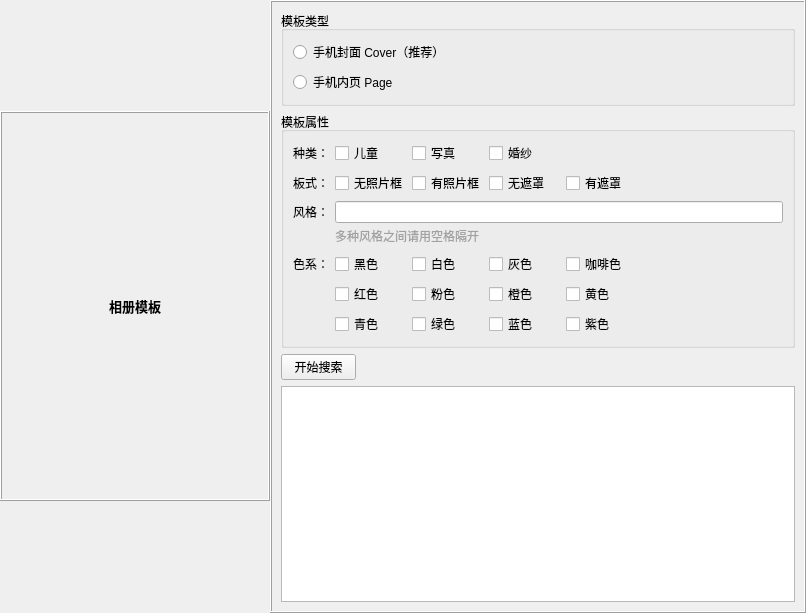
Old version of the form page/TemplatePageWidget.ui in the repository Onglu/AlbumTool.
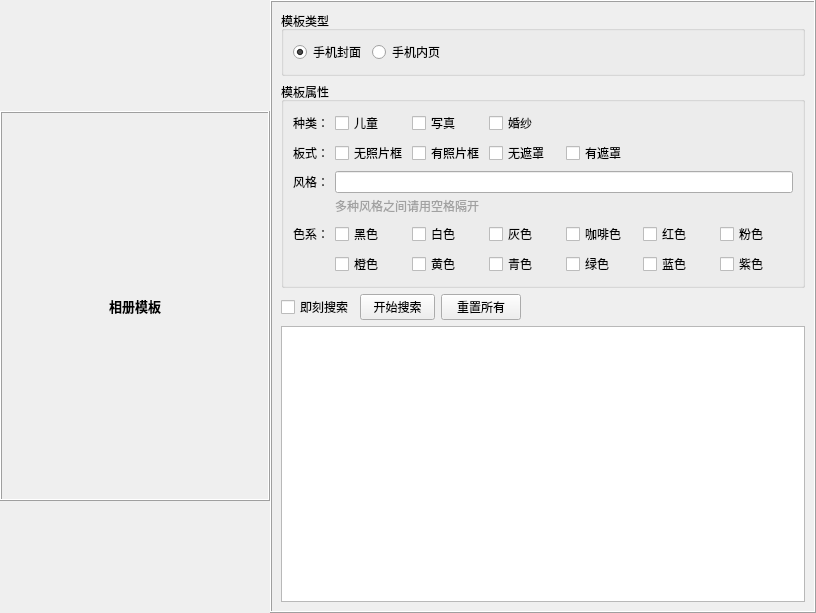
New version of the form.

Commit message: 增加本地模板搜索功能，目前存在问题为进行多条件搜索时会不准确。

```diff
--- a/page/TemplatePageWidget.ui
+++ b/page/TemplatePageWidget.ui
@@ -6,7 +6,7 @@
    <rect>
     <x>0</x>
     <y>0</y>
-    <width>806</width>
+    <width>816</width>
     <height>613</height>
    </rect>
   </property>
@@ -84,21 +84,52 @@
         <property name="title">
          <string>模板类型</string>
         </property>
-        <layout class="QVBoxLayout" name="verticalLayout">
+        <layout class="QHBoxLayout" name="horizontalLayout_3">
          <item>
           <widget class="QRadioButton" name="wpCoverRadioButton">
+           <property name="sizePolicy">
+            <sizepolicy hsizetype="Fixed" vsizetype="Fixed">
+             <horstretch>0</horstretch>
+             <verstretch>0</verstretch>
+            </sizepolicy>
+           </property>
            <property name="text">
-            <string>手机封面 Cover（推荐）</string>
+            <string>手机封面</string>
+           </property>
+           <property name="checked">
+            <bool>true</bool>
            </property>
           </widget>
          </item>
          <item>
           <widget class="QRadioButton" name="wpPageRadioButton">
+           <property name="sizePolicy">
+            <sizepolicy hsizetype="Fixed" vsizetype="Fixed">
+             <horstretch>0</horstretch>
+             <verstretch>0</verstretch>
+            </sizepolicy>
+           </property>
            <property name="text">
-            <string>手机内页 Page</string>
+            <string>手机内页</string>
+           </property>
+           <property name="checked">
+            <bool>false</bool>
            </property>
           </widget>
          </item>
+         <item>
+          <spacer name="horizontalSpacer_3">
+           <property name="orientation">
+            <enum>Qt::Horizontal</enum>
+           </property>
+           <property name="sizeHint" stdset="0">
+            <size>
+             <width>40</width>
+             <height>20</height>
+            </size>
+           </property>
+          </spacer>
+         </item>
         </layout>
        </widget>
       </item>
@@ -358,58 +389,8 @@
          </item>
          <item>
           <layout class="QGridLayout" name="gridLayout_2">
-           <item row="2" column="4">
-            <widget class="QCheckBox" name="colorPurpleCheckBox">
-             <property name="sizePolicy">
-              <sizepolicy hsizetype="Fixed" vsizetype="Fixed">
-               <horstretch>0</horstretch>
-               <verstretch>0</verstretch>
-              </sizepolicy>
-             </property>
-             <property name="minimumSize">
-              <size>
-               <width>71</width>
-               <height>0</height>
-              </size>
-             </property>
-             <property name="maximumSize">
-              <size>
-               <width>71</width>
-               <height>16777215</height>
-              </size>
-             </property>
-             <property name="text">
-              <string>紫色</string>
-             </property>
-            </widget>
-           </item>
-           <item row="1" column="3">
-            <widget class="QCheckBox" name="colorOrangeCheckBox">
-             <property name="sizePolicy">
-              <sizepolicy hsizetype="Fixed" vsizetype="Fixed">
-               <horstretch>0</horstretch>
-               <verstretch>0</verstretch>
-              </sizepolicy>
-             </property>
-             <property name="minimumSize">
-              <size>
-               <width>71</width>
-               <height>0</height>
-              </size>
-             </property>
-             <property name="maximumSize">
-              <size>
-               <width>71</width>
-               <height>16777215</height>
-              </size>
-             </property>
-             <property name="text">
-              <string>橙色       </string>
-             </property>
-            </widget>
-           </item>
            <item row="1" column="2">
-            <widget class="QCheckBox" name="colorPinkCheckBox">
+            <widget class="QCheckBox" name="colorYellowCheckBox">
              <property name="sizePolicy">
               <sizepolicy hsizetype="Fixed" vsizetype="Fixed">
                <horstretch>0</horstretch>
@@ -429,93 +410,11 @@
               </size>
              </property>
              <property name="text">
-              <string>粉色</string>
+              <string>黄色</string>
              </property>
             </widget>
            </item>
-           <item row="2" column="2">
-            <widget class="QCheckBox" name="colorGreenCheckBox">
-             <property name="sizePolicy">
-              <sizepolicy hsizetype="Fixed" vsizetype="Fixed">
-               <horstretch>0</horstretch>
-               <verstretch>0</verstretch>
-              </sizepolicy>
-             </property>
-             <property name="minimumSize">
-              <size>
-               <width>71</width>
-               <height>0</height>
-              </size>
-             </property>
-             <property name="maximumSize">
-              <size>
-               <width>71</width>
-               <height>16777215</height>
-              </size>
-             </property>
-             <property name="text">
-              <string>绿色</string>
-             </property>
-            </widget>
-           </item>
-           <item row="0" column="0">
-            <widget class="QLabel" name="label_7">
-             <property name="text">
-              <string>色系：</string>
-             </property>
-            </widget>
-           </item>
-           <item row="0" column="3">
-            <widget class="QCheckBox" name="colorGrayCheckBox">
-             <property name="sizePolicy">
-              <sizepolicy hsizetype="Fixed" vsizetype="Fixed">
-               <horstretch>0</horstretch>
-               <verstretch>0</verstretch>
-              </sizepolicy>
-             </property>
-             <property name="minimumSize">
-              <size>
-               <width>71</width>
-               <height>0</height>
-              </size>
-             </property>
-             <property name="maximumSize">
-              <size>
-               <width>71</width>
-               <height>16777215</height>
-              </size>
-             </property>
-             <property name="text">
-              <string>灰色</string>
-             </property>
-            </widget>
-           </item>
-           <item row="0" column="4">
-            <widget class="QCheckBox" name="colorCoffeeCheckBox">
-             <property name="sizePolicy">
-              <sizepolicy hsizetype="Fixed" vsizetype="Fixed">
-               <horstretch>0</horstretch>
-               <verstretch>0</verstretch>
-              </sizepolicy>
-             </property>
-             <property name="minimumSize">
-              <size>
-               <width>71</width>
-               <height>0</height>
-              </size>
-             </property>
-             <property name="maximumSize">
-              <size>
-               <width>71</width>
-               <height>16777215</height>
-              </size>
-             </property>
-             <property name="text">
-              <string>咖啡色</string>
-             </property>
-            </widget>
-           </item>
-           <item row="2" column="1">
+           <item row="1" column="3">
             <widget class="QCheckBox" name="colorCyanCheckBox">
              <property name="sizePolicy">
               <sizepolicy hsizetype="Fixed" vsizetype="Fixed">
@@ -541,7 +440,7 @@
             </widget>
            </item>
            <item row="1" column="4">
-            <widget class="QCheckBox" name="colorYellowCheckBox">
+            <widget class="QCheckBox" name="colorGreenCheckBox">
              <property name="sizePolicy">
               <sizepolicy hsizetype="Fixed" vsizetype="Fixed">
                <horstretch>0</horstretch>
@@ -561,32 +460,7 @@
               </size>
              </property>
              <property name="text">
-              <string>黄色</string>
-             </property>
-            </widget>
-           </item>
-           <item row="1" column="1">
-            <widget class="QCheckBox" name="colorRedCheckBox">
-             <property name="sizePolicy">
-              <sizepolicy hsizetype="Fixed" vsizetype="Fixed">
-               <horstretch>0</horstretch>
-               <verstretch>0</verstretch>
-              </sizepolicy>
-             </property>
-             <property name="minimumSize">
-              <size>
-               <width>71</width>
-               <height>0</height>
-              </size>
-             </property>
-             <property name="maximumSize">
-              <size>
-               <width>71</width>
-               <height>16777215</height>
-              </size>
-             </property>
-             <property name="text">
-              <string>红色</string>
+              <string>绿色</string>
              </property>
             </widget>
            </item>
@@ -615,8 +489,8 @@
              </property>
             </widget>
            </item>
-           <item row="0" column="1">
-            <widget class="QCheckBox" name="colorBlackCheckBox">
+           <item row="1" column="1">
+            <widget class="QCheckBox" name="colorOrangeCheckBox">
              <property name="sizePolicy">
               <sizepolicy hsizetype="Fixed" vsizetype="Fixed">
                <horstretch>0</horstretch>
@@ -636,11 +510,86 @@
               </size>
              </property>
              <property name="text">
-              <string>黑色</string>
+              <string>橙色</string>
              </property>
             </widget>
            </item>
-           <item row="2" column="3">
+           <item row="1" column="6">
+            <widget class="QCheckBox" name="colorPurpleCheckBox">
+             <property name="sizePolicy">
+              <sizepolicy hsizetype="Fixed" vsizetype="Fixed">
+               <horstretch>0</horstretch>
+               <verstretch>0</verstretch>
+              </sizepolicy>
+             </property>
+             <property name="minimumSize">
+              <size>
+               <width>71</width>
+               <height>0</height>
+              </size>
+             </property>
+             <property name="maximumSize">
+              <size>
+               <width>71</width>
+               <height>16777215</height>
+              </size>
+             </property>
+             <property name="text">
+              <string>紫色</string>
+             </property>
+            </widget>
+           </item>
+           <item row="0" column="5">
+            <widget class="QCheckBox" name="colorRedCheckBox">
+             <property name="sizePolicy">
+              <sizepolicy hsizetype="Fixed" vsizetype="Fixed">
+               <horstretch>0</horstretch>
+               <verstretch>0</verstretch>
+              </sizepolicy>
+             </property>
+             <property name="minimumSize">
+              <size>
+               <width>71</width>
+               <height>0</height>
+              </size>
+             </property>
+             <property name="maximumSize">
+              <size>
+               <width>71</width>
+               <height>16777215</height>
+              </size>
+             </property>
+             <property name="text">
+              <string>红色</string>
+             </property>
+            </widget>
+           </item>
+           <item row="0" column="3">
+            <widget class="QCheckBox" name="colorGrayCheckBox">
+             <property name="sizePolicy">
+              <sizepolicy hsizetype="Fixed" vsizetype="Fixed">
+               <horstretch>0</horstretch>
+               <verstretch>0</verstretch>
+              </sizepolicy>
+             </property>
+             <property name="minimumSize">
+              <size>
+               <width>71</width>
+               <height>0</height>
+              </size>
+             </property>
+             <property name="maximumSize">
+              <size>
+               <width>71</width>
+               <height>16777215</height>
+              </size>
+             </property>
+             <property name="text">
+              <string>灰色</string>
+             </property>
+            </widget>
+           </item>
+           <item row="1" column="5">
             <widget class="QCheckBox" name="colorBlueCheckBox">
              <property name="sizePolicy">
               <sizepolicy hsizetype="Fixed" vsizetype="Fixed">
@@ -665,8 +614,90 @@
              </property>
             </widget>
            </item>
-           <item row="0" column="5">
-            <spacer name="horizontalSpacer_3">
+           <item row="0" column="1">
+            <widget class="QCheckBox" name="colorBlackCheckBox">
+             <property name="sizePolicy">
+              <sizepolicy hsizetype="Fixed" vsizetype="Fixed">
+               <horstretch>0</horstretch>
+               <verstretch>0</verstretch>
+              </sizepolicy>
+             </property>
+             <property name="minimumSize">
+              <size>
+               <width>71</width>
+               <height>0</height>
+              </size>
+             </property>
+             <property name="maximumSize">
+              <size>
+               <width>71</width>
+               <height>16777215</height>
+              </size>
+             </property>
+             <property name="text">
+              <string>黑色</string>
+             </property>
+            </widget>
+           </item>
+           <item row="0" column="6">
+            <widget class="QCheckBox" name="colorPinkCheckBox">
+             <property name="sizePolicy">
+              <sizepolicy hsizetype="Fixed" vsizetype="Fixed">
+               <horstretch>0</horstretch>
+               <verstretch>0</verstretch>
+              </sizepolicy>
+             </property>
+             <property name="minimumSize">
+              <size>
+               <width>71</width>
+               <height>0</height>
+              </size>
+             </property>
+             <property name="maximumSize">
+              <size>
+               <width>71</width>
+               <height>16777215</height>
+              </size>
+             </property>
+             <property name="text">
+              <string>粉色</string>
+             </property>
+            </widget>
+           </item>
+           <item row="0" column="0">
+            <widget class="QLabel" name="label_7">
+             <property name="text">
+              <string>色系：</string>
+             </property>
+            </widget>
+           </item>
+           <item row="0" column="4">
+            <widget class="QCheckBox" name="colorCoffeeCheckBox">
+             <property name="sizePolicy">
+              <sizepolicy hsizetype="Fixed" vsizetype="Fixed">
+               <horstretch>0</horstretch>
+               <verstretch>0</verstretch>
+              </sizepolicy>
+             </property>
+             <property name="minimumSize">
+              <size>
+               <width>71</width>
+               <height>0</height>
+              </size>
+             </property>
+             <property name="maximumSize">
+              <size>
+               <width>71</width>
+               <height>16777215</height>
+              </size>
+             </property>
+             <property name="text">
+              <string>咖啡色</string>
+             </property>
+            </widget>
+           </item>
+           <item row="0" column="7">
+            <spacer name="horizontalSpacer_5">
              <property name="orientation">
               <enum>Qt::Horizontal</enum>
              </property>
@@ -688,17 +719,54 @@
        </widget>
       </item>
       <item>
-       <widget class="QPushButton" name="searchPushButton">
-        <property name="maximumSize">
-         <size>
-          <width>75</width>
-          <height>16777215</height>
-         </size>
-        </property>
-        <property name="text">
-         <string>开始搜索</string>
-        </property>
-       </widget>
+       <layout class="QHBoxLayout" name="horizontalLayout_4">
+        <item>
+         <widget class="QCheckBox" name="searchCheckBox">
+          <property name="sizePolicy">
+           <sizepolicy hsizetype="Fixed" vsizetype="Fixed">
+            <horstretch>0</horstretch>
+            <verstretch>0</verstretch>
+           </sizepolicy>
+          </property>
+          <property name="text">
+           <string>即刻搜索</string>
+          </property>
+         </widget>
+        </item>
+        <item>
+         <widget class="QPushButton" name="searchPushButton">
+          <property name="maximumSize">
+           <size>
+            <width>75</width>
+            <height>16777215</height>
+           </size>
+          </property>
+          <property name="text">
+           <string>开始搜索</string>
+          </property>
+         </widget>
+        </item>
+        <item>
+         <widget class="QPushButton" name="resetPushButton">
+          <property name="text">
+           <string>重置所有</string>
+          </property>
+         </widget>
+        </item>
+        <item>
+         <spacer name="horizontalSpacer_4">
+          <property name="orientation">
+           <enum>Qt::Horizontal</enum>
+          </property>
+          <property name="sizeHint" stdset="0">
+           <size>
+            <width>40</width>
+            <height>20</height>
+           </size>
+          </property>
+         </spacer>
+        </item>
+       </layout>
       </item>
       <item>
        <widget class="QGraphicsView" name="templatesGraphicsView">
```
The commit also changes 17 other files.
